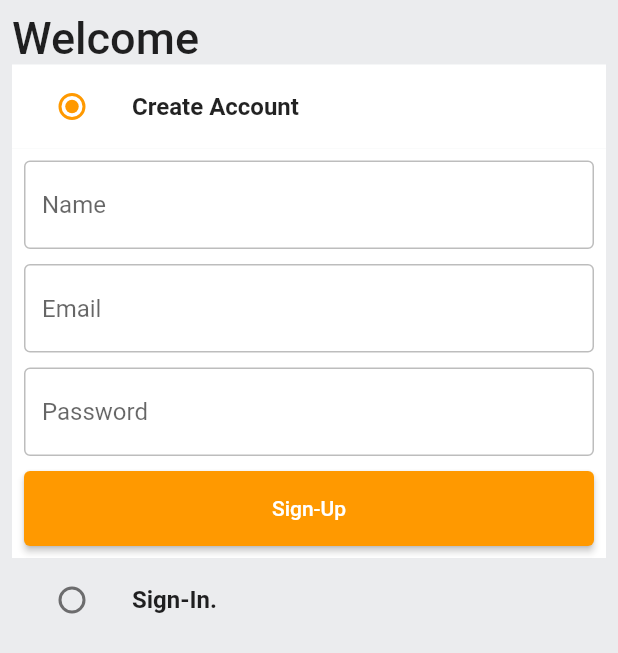
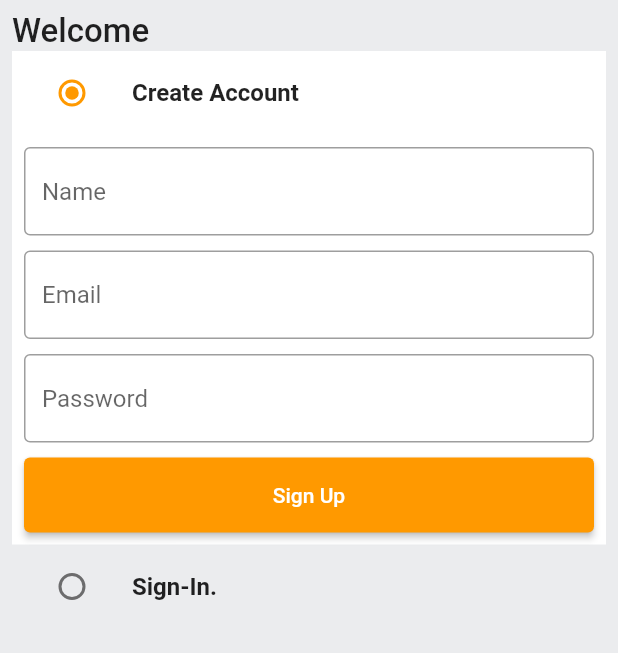
Before and after one commit to Guhan000/Amazon-Clone, a Flutter app: the screen it shows after launch, on a phone screen of 412 x 824 dp. Shown: the top 653 px of the screen. Run offline on Flutter 3.47's test engine with Material 2 defaults, Android fonts, the phone set to English and light mode, and no system bars.

```diff
--- a/lib/common/custom_button.dart
+++ b/lib/common/custom_button.dart
@@ -1,19 +1,29 @@
 import 'package:flutter/material.dart';
-import 'package:flutter/src/foundation/key.dart';
-import 'package:flutter/src/widgets/framework.dart';
 
 class CustomButton extends StatelessWidget {
   final String text;
   final VoidCallback onTap;
-  const CustomButton({Key? key, required this.text, required this.onTap}) : super(key: key);
+  final Color? color;
+  const CustomButton({
+    Key? key,
+    required this.text,
+    required this.onTap,
+    this.color,
+  }) : super(key: key);
 
   @override
   Widget build(BuildContext context) {
     return ElevatedButton(
-      onPressed: () {},
-      child: Text(text),
+      child: Text(
+        text,
+        style: TextStyle(
+          color: color == null ? Colors.white : Colors.black,
+        ),
+      ),
+      onPressed: onTap,
       style: ElevatedButton.styleFrom(
-        minimumSize: const Size(double.infinity, 50)
+        minimumSize: const Size(double.infinity, 50),
+        primary: color,
       ),
     );
   }
--- a/lib/common/custom_textField.dart
+++ b/lib/common/custom_textField.dart
@@ -1,34 +1,37 @@
 import 'package:flutter/material.dart';
-
 
 class CustomTextField extends StatelessWidget {
   final TextEditingController controller;
   final String hintText;
-  const CustomTextField({Key? key, required this.controller, required this.hintText}) : super(key: key);
+  final int maxLines;
+  const CustomTextField({
+    Key? key,
+    required this.controller,
+    required this.hintText,
+    this.maxLines = 1,
+  }) : super(key: key);
 
   @override
   Widget build(BuildContext context) {
     return TextFormField(
       controller: controller,
+      decoration: InputDecoration(
+          hintText: hintText,
+          border: const OutlineInputBorder(
+              borderSide: BorderSide(
+            color: Colors.black38,
+          )),
+          enabledBorder: const OutlineInputBorder(
+              borderSide: BorderSide(
+            color: Colors.black38,
+          ))),
       validator: (val) {
-        if(val==null || val.isEmpty){
-          return "Enter your $hintText";
+        if (val == null || val.isEmpty) {
+          return 'Enter your $hintText';
         }
         return null;
       },
-      decoration: InputDecoration(
-        hintText: hintText,
-        border: const OutlineInputBorder(
-          borderSide: BorderSide(
-            color: Colors.black26
-          )
-        ),
-        enabledBorder: const OutlineInputBorder(
-          borderSide: BorderSide(
-            color: Colors.black26
-          )
-        ),
-      ),
+      maxLines: maxLines,
     );
   }
 }
--- a/lib/common/error_handling.dart
+++ b/lib/common/error_handling.dart
@@ -1,5 +1,6 @@
 import 'dart:convert';
 
+import './utils.dart';
 import 'package:amazon_clone/common/utils.dart';
 import 'package:flutter/cupertino.dart';
 import 'package:http/http.dart' as http;
--- a/lib/constants/global_variables.dart
+++ b/lib/constants/global_variables.dart
@@ -1,6 +1,6 @@
 import 'package:flutter/material.dart';
 
-String uri = 'http://localhost:3000';
+String uri = 'http://192.168.43.158:3000';
 
 class GlobalVariables {
   // COLORS
--- a/lib/features/auth/screens/auth_screen.dart
+++ b/lib/features/auth/screens/auth_screen.dart
@@ -1,13 +1,16 @@
-import 'package:amazon_clone/common/custom_button.dart';
-import 'package:amazon_clone/common/custom_textField.dart';
-import 'package:amazon_clone/constants/global_variables.dart';
-import 'package:amazon_clone/features/auth/services/auth_services.dart';
+import '../../../common/custom_button.dart';
+import '../../../common/custom_textField.dart';
+import '../../../constants/global_variables.dart';
+import '../services/auth_services.dart';
 import 'package:flutter/material.dart';
 
-enum Auth { signin, signup }
+enum Auth {
+  signin,
+  signup,
+}
 
 class AuthScreen extends StatefulWidget {
-  static const routeName = "/auth-screen";
+  static const String routeName = '/auth-screen';
   const AuthScreen({Key? key}) : super(key: key);
 
   @override
@@ -16,29 +19,37 @@ class AuthScreen extends StatefulWidget {
 
 class _AuthScreenState extends State<AuthScreen> {
   Auth _auth = Auth.signup;
-  final _signupformKey = GlobalKey<FormState>();
-  final _signinformKey = GlobalKey<FormState>();
-  final AuthService authservice = AuthService();
+  final _signUpFormKey = GlobalKey<FormState>();
+  final _signInFormKey = GlobalKey<FormState>();
+  final AuthService authService = AuthService();
   final TextEditingController _emailController = TextEditingController();
+  final TextEditingController _passwordController = TextEditingController();
   final TextEditingController _nameController = TextEditingController();
-  final TextEditingController _passwordController = TextEditingController();
-
 
   @override
   void dispose() {
     super.dispose();
     _emailController.dispose();
+    _passwordController.dispose();
     _nameController.dispose();
-    _passwordController.dispose();
   }
 
-  void signupUser() {
-    authservice.signupUser(
+  void signUpUser() {
+    authService.signupUser(
       context: context,
       email: _emailController.text,
+      password: _passwordController.text,
       name: _nameController.text,
-        password: _passwordController.text);
+    );
   }
+
+  // void signInUser() {
+  //   authService.signinUser(
+  //     context: context,
+  //     email: _emailController.text,
+  //     password: _passwordController.text,
+  //   );
+  // }
 
   @override
   Widget build(BuildContext context) {
@@ -52,7 +63,10 @@ class _AuthScreenState extends State<AuthScreen> {
             children: [
               const Text(
                 'Welcome',
-                  style: TextStyle(fontWeight: FontWeight.w500, fontSize: 30),
+                style: TextStyle(
+                  fontSize: 22,
+                  fontWeight: FontWeight.w500,
+                ),
               ),
               ListTile(
                 tileColor: _auth == Auth.signup
@@ -60,7 +74,9 @@ class _AuthScreenState extends State<AuthScreen> {
                     : GlobalVariables.greyBackgroundCOlor,
                 title: const Text(
                   'Create Account',
-                    style: TextStyle(fontWeight: FontWeight.bold),
+                  style: TextStyle(
+                    fontWeight: FontWeight.bold,
+                  ),
                 ),
                 leading: Radio(
                   activeColor: GlobalVariables.secondaryColor,
@@ -78,37 +94,35 @@ class _AuthScreenState extends State<AuthScreen> {
                   padding: const EdgeInsets.all(8),
                   color: GlobalVariables.backgroundColor,
                   child: Form(
-                        key: _signupformKey,
+                    key: _signUpFormKey,
                     child: Column(
                       children: [
                         CustomTextField(
                           controller: _nameController,
-                              hintText: "Name",
+                          hintText: 'Name',
                         ),
-                            const SizedBox(
-                              height: 10,
-                            ),
+                        const SizedBox(height: 10),
                         CustomTextField(
                           controller: _emailController,
-                              hintText: "Email",
+                          hintText: 'Email',
                         ),
-                            const SizedBox(
-                              height: 10,
-                            ),
+                        const SizedBox(height: 10),
                         CustomTextField(
                           controller: _passwordController,
-                              hintText: "Password",
+                          hintText: 'Password',
                         ),
-                            const SizedBox(
-                              height: 10,
+                        const SizedBox(height: 10),
+                        CustomButton(
+                          text: 'Sign Up',
+                          onTap: () {
+                            if (_signUpFormKey.currentState!.validate()) {
+                              signUpUser();
+                            }
+                          },
+                        )
+                      ],
                     ),
-                            CustomButton(text: "Sign-Up", onTap: () {
-                              if(_signupformKey.currentState!.validate()){
-                                signupUser();
-                              }
-                            })
-                          ],
-                        )),
+                  ),
                 ),
               ListTile(
                 tileColor: _auth == Auth.signin
@@ -116,7 +130,9 @@ class _AuthScreenState extends State<AuthScreen> {
                     : GlobalVariables.greyBackgroundCOlor,
                 title: const Text(
                   'Sign-In.',
-                    style: TextStyle(fontWeight: FontWeight.bold),
+                  style: TextStyle(
+                    fontWeight: FontWeight.bold,
+                  ),
                 ),
                 leading: Radio(
                   activeColor: GlobalVariables.secondaryColor,
@@ -134,35 +150,35 @@ class _AuthScreenState extends State<AuthScreen> {
                   padding: const EdgeInsets.all(8),
                   color: GlobalVariables.backgroundColor,
                   child: Form(
-                        key: _signinformKey,
+                    key: _signInFormKey,
                     child: Column(
                       children: [
-                            const SizedBox(
-                              height: 10,
-                            ),
                         CustomTextField(
                           controller: _emailController,
-                              hintText: "Email",
+                          hintText: 'Email',
                         ),
-                            const SizedBox(
-                              height: 10,
-                            ),
+                        const SizedBox(height: 10),
                         CustomTextField(
                           controller: _passwordController,
-                              hintText: "Password",
+                          hintText: 'Password',
                         ),
-                            const SizedBox(
-                              height: 10,
+                        const SizedBox(height: 10),
+                        CustomButton(
+                          text: 'Sign In',
+                          onTap: () {
+                            // if (_signInFormKey.currentState!.validate()) {
+                            //   signInUser();
+                            // }
+                          },
+                        )
+                      ],
                     ),
-                            CustomButton(text: "Sign-In", onTap: () {
-
-                            })
-                          ],
-                        )),
+                  ),
                 ),
             ],
           ),
         ),
-        ));
+      ),
+    );
   }
 }
--- a/lib/features/auth/services/auth_services.dart
+++ b/lib/features/auth/services/auth_services.dart
@@ -16,9 +16,10 @@ class AuthService {
     required String password,
   }) async {
     try {
+
       User user = User(
+          id: '',
           name: name,
-          id: '',
           email: email,
           password: password,
           address: '',
@@ -29,7 +30,7 @@ class AuthService {
         Uri.parse('$uri/api/signup'),
         body: user.toJson(),
         headers: <String,String> {
-          'Content-type': 'application.json; charset=UTF=8'
+          'Content-Type': 'application/json; charset=UTF-8'
         }
       );
 
--- a/lib/main.dart
+++ b/lib/main.dart
@@ -17,7 +17,6 @@ class MyApp extends StatelessWidget {
   Widget build(BuildContext context) {
     return MaterialApp(
         debugShowCheckedModeBanner: false,
-
         title: 'Amazon Clone',
         theme: ThemeData(
           scaffoldBackgroundColor: GlobalVariables.backgroundColor,
@@ -27,7 +26,7 @@ class MyApp extends StatelessWidget {
           appBarTheme: const AppBarTheme(
             elevation: 0,
             iconTheme: IconThemeData(
-              color: Colors.black
+              color: Colors.white
             )
           )
         ),
--- a/lib/models/user.dart
+++ b/lib/models/user.dart
@@ -1,4 +1,4 @@
-// ignore_for_file: public_member_api_docs, sort_constructors_first
+
 import 'dart:convert';
 
 class User {
```
Also changed, not shown: pubspec.lock, 3 other files. Lines whose indentation alone changed are shown as unchanged.
